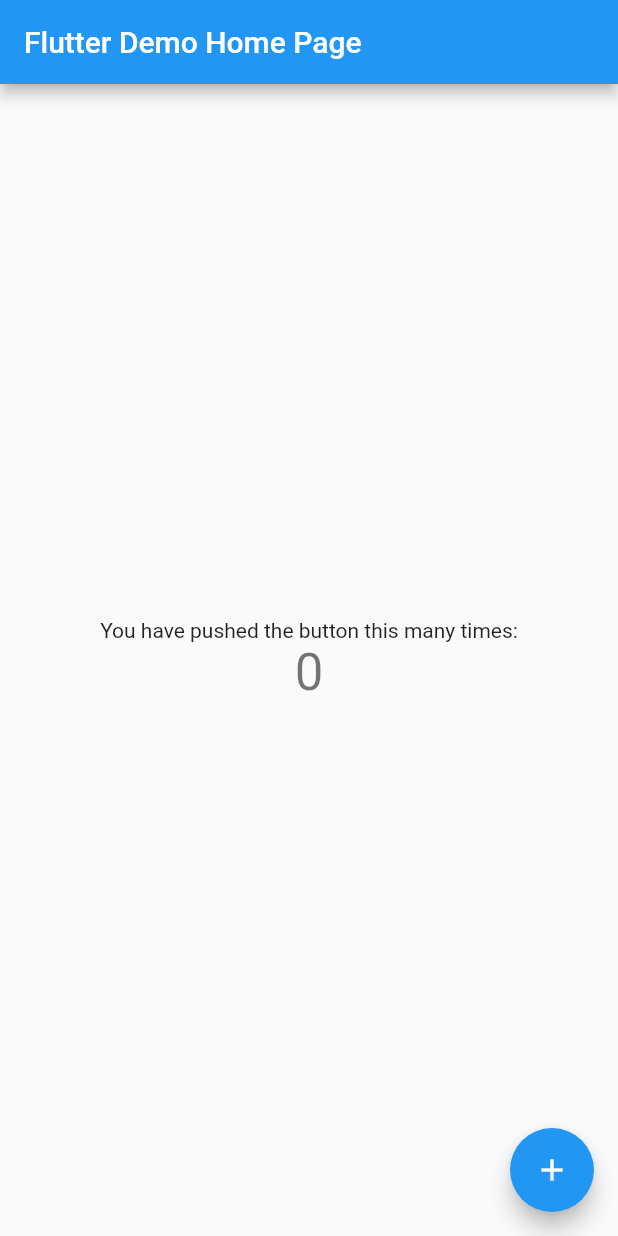
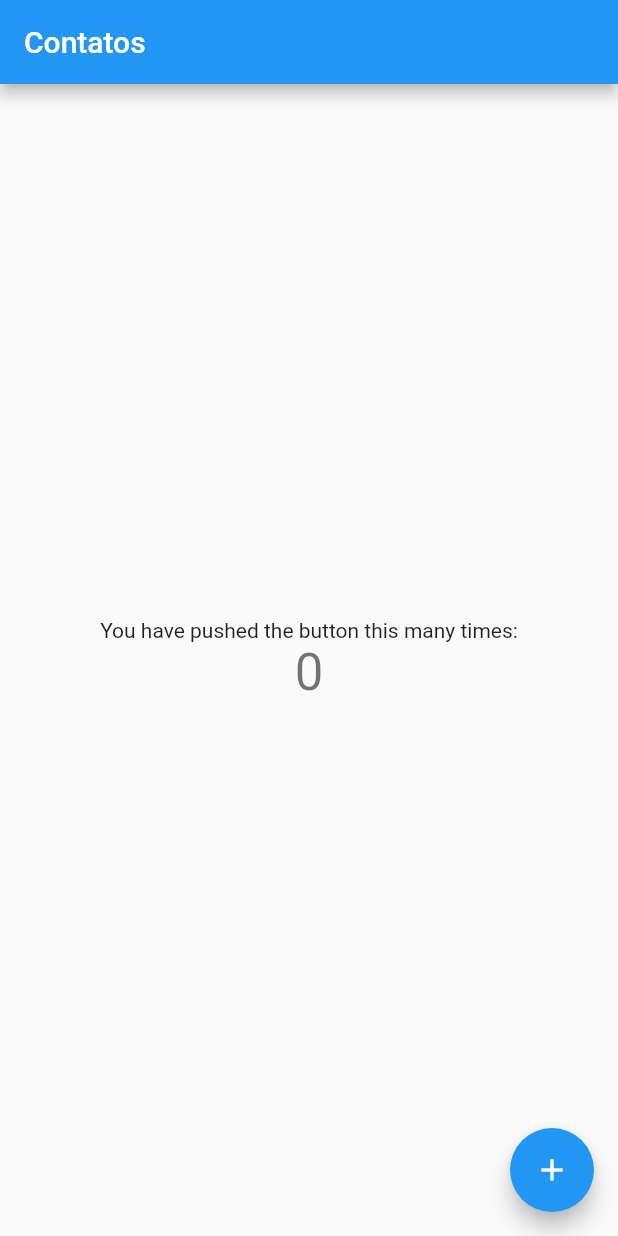
Before and after one commit to EwertonBello/flutter_lista_telefonica_desktop, a Flutter app: the screen it shows after launch, on a phone screen of 412 x 824 dp. Run offline on Flutter 3.47's test engine with Material 2 defaults, Android fonts, the phone set to English and light mode, and no system bars.

```diff
--- a/lib/main.dart
+++ b/lib/main.dart
@@ -7,20 +7,11 @@ class MyApp extends StatelessWidget {
   @override
   Widget build(BuildContext context) {
     return MaterialApp(
-      title: 'Flutter Demo',
+      title: 'Lista Telefônica',
       theme: ThemeData(
-        // This is the theme of your application.
-        //
-        // Try running your application with "flutter run". You'll see the
-        // application has a blue toolbar. Then, without quitting the app, try
-        // changing the primarySwatch below to Colors.green and then invoke
-        // "hot reload" (press "r" in the console where you ran "flutter run",
-        // or simply save your changes to "hot reload" in a Flutter IDE).
-        // Notice that the counter didn't reset back to zero; the application
-        // is not restarted.
         primarySwatch: Colors.blue,
       ),
-      home: MyHomePage(title: 'Flutter Demo Home Page'),
+      home: MyHomePage(title: 'Contatos'),
     );
   }
 }
```
Also changed, not shown: 2 other files.
